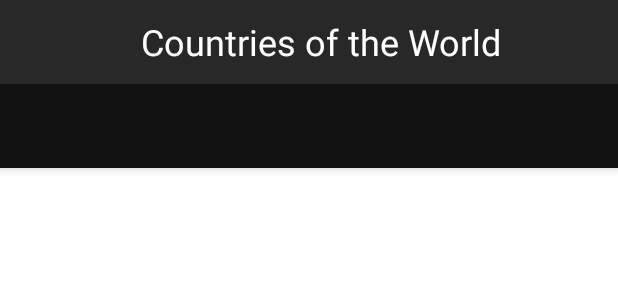
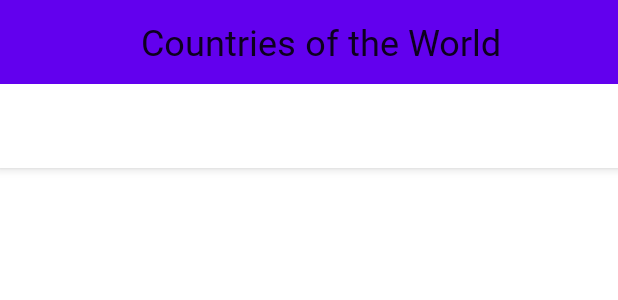
Before and after one commit to puneetkkala/CountriesOfTheWorld, an Android app: the layout fragment_view_pager.xml on its own in the app's theme, with its tools: preview values and no code run, on a phone screen of 412 x 824 dp. Shown: the top 300 px of the screen. Run offline under Robolectric (Android 15) with nearby library versions, the phone set to English and light mode, and no system bars.

Commit message:
Started working on the theme

```diff
--- a/app/src/main/res/layout/fragment_country_detail.xml
+++ b/app/src/main/res/layout/fragment_country_detail.xml
@@ -16,7 +16,7 @@
         android:background="?attr/colorSurface"
         android:fitsSystemWindows="true"
         android:stateListAnimator="@animator/show_toolbar"
-        android:theme="@style/Theme.MaterialComponents">
+        android:theme="@style/Theme.C3">
 
         <com.google.android.material.appbar.CollapsingToolbarLayout
             android:id="@+id/toolbar_layout"
--- a/app/src/main/res/layout/fragment_view_pager.xml
+++ b/app/src/main/res/layout/fragment_view_pager.xml
@@ -17,7 +17,7 @@
         android:layout_width="match_parent"
         android:layout_height="wrap_content"
         android:fitsSystemWindows="true"
-        android:theme="@style/Theme.MaterialComponents">
+        android:theme="@style/Theme.C3">
 
         <com.google.android.material.appbar.CollapsingToolbarLayout
             android:id="@+id/toolbar_layout"
@@ -28,7 +28,7 @@
 
             <androidx.appcompat.widget.Toolbar
                 android:id="@+id/toolbar"
-                style="@style/Theme.MaterialComponents"
+                style="@style/Theme.C3"
                 android:layout_width="match_parent"
                 android:layout_height="?attr/actionBarSize"
                 app:layout_collapseMode="parallax">
@@ -38,7 +38,7 @@
                     android:layout_height="?attr/actionBarSize"
                     android:gravity="center"
                     android:text="@string/app_name"
-                    android:textAppearance="?attr/textAppearanceHeadline5" />
+                    style="@style/Theme.C3.Heading5" />
 
             </androidx.appcompat.widget.Toolbar>
 
@@ -47,7 +47,7 @@
         <!-- Override tabIconTint attribute of style with selector -->
         <com.google.android.material.tabs.TabLayout
             android:id="@+id/tabs"
-            style="@style/Theme.MaterialComponents"
+            style="@style/Theme.C3"
             android:layout_width="match_parent"
             android:layout_height="?attr/actionBarSize"
             app:tabTextColor="?attr/colorPrimaryDark"/>
```
